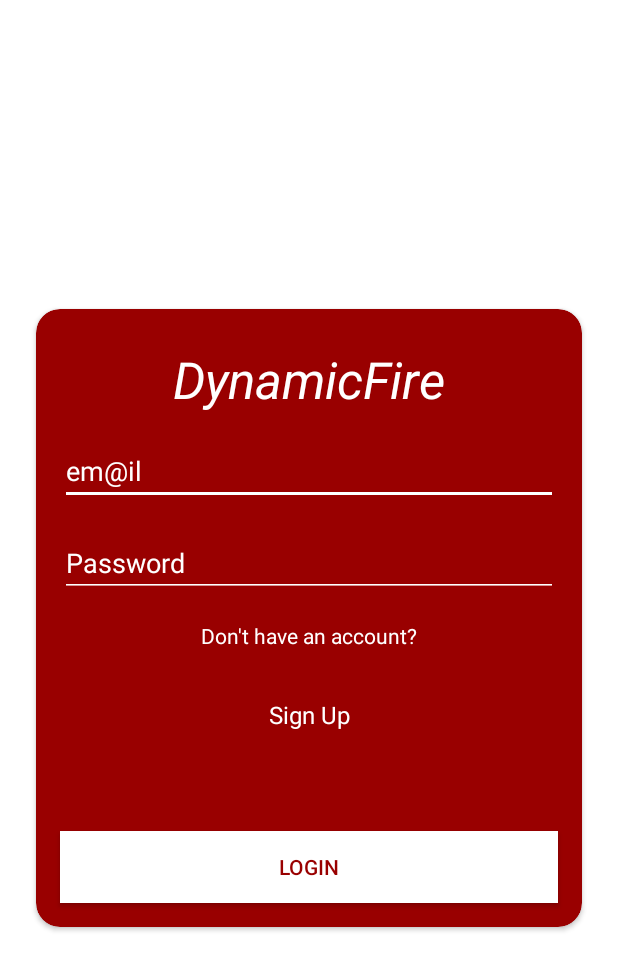
After one commit to Dalo-Chinkhwangwa-Prof/DynamicFire, an Android app: the LoginActiivty screen opened directly, with no data from a screen before it, on a phone screen of 412 x 824 dp. The commit adds this screen. Shown: the top 970 px of the screen. Run offline under Robolectric (Android 15) with nearby library versions, the phone set to English and light mode, and no system bars.

Commit message:
Image uploads with Firebase Storage

```diff
--- a/app/build.gradle
+++ b/app/build.gradle
@@ -59,6 +59,12 @@ dependencies {
     //ViewModels
     implementation "androidx.activity:activity-ktx:1.2.3"
 
+    //Glide
+    implementation "com.github.bumptech.glide:glide:4.12.0"
+    annotationProcessor "com.github.bumptech.glide:compiler:4.12.0"
+
+    implementation 'com.google.firebase:firebase-storage:20.0.0'
+
     testImplementation 'junit:junit:4.+'
     androidTestImplementation 'androidx.test.ext:junit:1.1.3'
     androidTestImplementation 'androidx.test.espresso:espresso-core:3.4.0'
--- a/app/src/main/java/com/dynamicdevz/dynamicfirebase/FirePost.kt
+++ b/app/src/main/java/com/dynamicdevz/dynamicfirebase/FirePost.kt
@@ -5,9 +5,9 @@ data class FirePost(
     var caption: String,
     var imageUrl: String,
     var userId: String,
-    var likes: Int
+    var likes: Int,
+    var location: String
 ){
-
-    constructor(): this("", "", "", "", 0)
+    constructor(): this("", "", "", "", 0, "")
 
 }
--- a/app/src/main/java/com/dynamicdevz/dynamicfirebase/FirePostAdapter.kt
+++ b/app/src/main/java/com/dynamicdevz/dynamicfirebase/FirePostAdapter.kt
@@ -1,19 +1,23 @@
 package com.dynamicdevz.dynamicfirebase
 
 import android.view.LayoutInflater
+import android.view.View
 import android.view.ViewGroup
 import androidx.recyclerview.widget.RecyclerView
+import com.bumptech.glide.Glide
+import com.bumptech.glide.request.RequestOptions
 import com.dynamicdevz.dynamicfirebase.databinding.PostItemLayoutBinding
 
-class FirePostAdapter: RecyclerView.Adapter<FirePostAdapter.FirePostViewHolder>() {
+class FirePostAdapter : RecyclerView.Adapter<FirePostAdapter.FirePostViewHolder>() {
 
-    inner class FirePostViewHolder(val binding: PostItemLayoutBinding): RecyclerView.ViewHolder(binding.root)
+    inner class FirePostViewHolder(val binding: PostItemLayoutBinding) :
+        RecyclerView.ViewHolder(binding.root)
 
     var fireList = listOf<FirePost>()
-    set(value) {
-        field = value
-        notifyDataSetChanged()
-    }
+        set(value) {
+            field = value
+            notifyDataSetChanged()
+        }
 
     override fun onCreateViewHolder(parent: ViewGroup, viewType: Int): FirePostViewHolder {
         val binding = PostItemLayoutBinding.inflate(
@@ -32,10 +36,13 @@ class FirePostAdapter: RecyclerView.Adapter<FirePostAdapter.FirePostViewHolder>(
         holder.binding.apply {
             captionTextview.text = post.caption
 
+            Glide.with(holder.itemView)
+                .applyDefaultRequestOptions(RequestOptions().centerCrop())
+                .load(post.imageUrl)
+                .into(pictureImageview)
+
+            pictureImageview.visibility = if(post.imageUrl.isEmpty()) View.GONE else View.VISIBLE
         }
-
-
     }
-
     override fun getItemCount(): Int = fireList.size
 }
--- /dev/null
+++ b/app/src/main/java/com/dynamicdevz/dynamicfirebase/LoginActiivty.kt
@@ -0,0 +1,11 @@
+package com.dynamicdevz.dynamicfirebase
+
+import androidx.appcompat.app.AppCompatActivity
+import android.os.Bundle
+
+class LoginActiivty : AppCompatActivity() {
+    override fun onCreate(savedInstanceState: Bundle?) {
+        super.onCreate(savedInstanceState)
+        setContentView(R.layout.activity_login_actiivty)
+    }
+}
--- a/app/src/main/java/com/dynamicdevz/dynamicfirebase/MainActivity.kt
+++ b/app/src/main/java/com/dynamicdevz/dynamicfirebase/MainActivity.kt
@@ -17,6 +17,7 @@ import android.provider.MediaStore
 import android.provider.Settings
 import android.util.Log
 import android.view.View
+import android.widget.Toast
 import androidx.activity.viewModels
 import androidx.core.app.ActivityCompat
 import androidx.core.content.ContextCompat
@@ -25,6 +26,9 @@ import com.google.firebase.database.DataSnapshot
 import com.google.firebase.database.DatabaseError
 import com.google.firebase.database.FirebaseDatabase
 import com.google.firebase.database.ValueEventListener
+import com.google.firebase.storage.FirebaseStorage
+import java.io.ByteArrayOutputStream
+import java.net.URI
 import java.text.SimpleDateFormat
 import java.util.*
 
@@ -39,11 +43,14 @@ class MainActivity : AppCompatActivity() {
 
     private lateinit var locationManager: LocationManager
 
+    private var imageUrl = ""
+
     private val locationListener = LocationListener {
         Log.d("TAG_X", "Current Location ${it.latitude}, ${it.longitude} ")
         viewModel.getLocationAddress(it)
     }
 
+    var location = ""
     override fun onCreate(savedInstanceState: Bundle?) {
         super.onCreate(savedInstanceState)
         binding = ActivityMainBinding.inflate(layoutInflater)
@@ -54,8 +61,8 @@ class MainActivity : AppCompatActivity() {
             binding.locationTv.visibility = View.VISIBLE
             it.results[0]?.let { r ->
                 binding.locationTv.text = r.formatted_address
+                location = r.formatted_address
             }
-
         })
 
 
@@ -70,6 +77,11 @@ class MainActivity : AppCompatActivity() {
 
         binding.uploadButton.setOnClickListener {
 
+
+            if(imageUrl.isEmpty()) {
+                Toast.makeText(this, "Please take a photo.", Toast.LENGTH_LONG).show()
+                return@setOnClickListener
+            }
             val timeStamp = Date()
             val sdf = SimpleDateFormat("MM/dd/yyyy", Locale.US)
 
@@ -78,9 +90,10 @@ class MainActivity : AppCompatActivity() {
             val firePost = FirePost(
                 sdf.format(timeStamp),
                 caption,
-                "1234566",
+                imageUrl,
                 "Kendy509",
-                123
+                0,
+                location
             )
 
             firebaseDatabase.reference.child("Posts")
@@ -120,7 +133,6 @@ class MainActivity : AppCompatActivity() {
             startActivity(intent)
         }
     }
-
 
     override fun onStart() {
         super.onStart()
@@ -206,6 +218,37 @@ class MainActivity : AppCompatActivity() {
             val bitmap = it.extras?.get("data") as Bitmap
             binding.uploadImageview.setImageBitmap(bitmap)
 
+            val timeStamp = SimpleDateFormat("HHmmss_MMyyyy", Locale.US).format(Date())
+
+            val storageReference = FirebaseStorage.getInstance().reference.child("uploads/${timeStamp}")
+
+            val byteOutputStream = ByteArrayOutputStream()
+            bitmap.compress(Bitmap.CompressFormat.JPEG, 100, byteOutputStream)
+
+            val uploadTask = storageReference.putBytes(byteOutputStream.toByteArray())
+            uploadTask.addOnCompleteListener{ task ->
+
+                if(task.isSuccessful){
+
+                    storageReference.downloadUrl.addOnCompleteListener { urlTask ->
+
+                        if(urlTask.isSuccessful){
+                            imageUrl = urlTask.result.toString()
+                            Log.d("TAG_X", imageUrl)
+                        } else {
+                            Log.d("TAG_X", "Failed to get the url : ${urlTask.exception?.localizedMessage}")
+                        }
+
+                    }
+
+
+                } else {
+                    Log.d("TAG_X", task.exception?.localizedMessage?:"Unknown..")
+                }
+
+
+            }
+
         }
 
     }
--- /dev/null
+++ b/app/src/main/res/layout/activity_login_actiivty.xml
@@ -0,0 +1,128 @@
+<?xml version="1.0" encoding="utf-8"?>
+<androidx.constraintlayout.widget.ConstraintLayout xmlns:android="http://schemas.android.com/apk/res/android"
+    xmlns:app="http://schemas.android.com/apk/res-auto"
+    xmlns:tools="http://schemas.android.com/tools"
+    android:layout_width="match_parent"
+    android:layout_height="match_parent"
+    tools:context=".LoginActiivty">
+
+    <androidx.constraintlayout.widget.Guideline
+        android:id="@+id/guideline2"
+        android:layout_width="wrap_content"
+        android:layout_height="wrap_content"
+        android:orientation="horizontal"
+        app:layout_constraintGuide_percent=".25" />
+
+    <androidx.constraintlayout.widget.Guideline
+        android:id="@+id/guideline3"
+        android:layout_width="wrap_content"
+        android:layout_height="wrap_content"
+        android:orientation="horizontal"
+        app:layout_constraintGuide_percent=".75" />
+
+    <androidx.cardview.widget.CardView
+        android:layout_width="0dp"
+        android:layout_height="0dp"
+        android:layout_marginHorizontal="24dp"
+        app:cardBackgroundColor="#990000"
+        app:cardCornerRadius="16dp"
+        app:cardElevation="2dp"
+        app:layout_constraintBottom_toTopOf="@+id/guideline3"
+        app:layout_constraintEnd_toEndOf="parent"
+        app:layout_constraintStart_toStartOf="parent"
+        app:layout_constraintTop_toTopOf="@+id/guideline2">
+
+        <androidx.constraintlayout.widget.ConstraintLayout
+            android:layout_width="match_parent"
+            android:layout_height="match_parent">
+
+            <TextView
+                android:id="@+id/login_title"
+                android:layout_width="wrap_content"
+                android:layout_height="wrap_content"
+                android:layout_margin="24dp"
+                android:text="DynamicFire"
+                android:textColor="@color/white"
+                android:textStyle="italic"
+                android:textSize="34sp"
+                app:layout_constraintEnd_toEndOf="parent"
+                app:layout_constraintStart_toStartOf="parent"
+                app:layout_constraintTop_toTopOf="parent" />
+
+            <EditText
+                android:id="@+id/email_edittext"
+                android:layout_width="0dp"
+                android:layout_height="wrap_content"
+                android:layout_margin="16dp"
+                android:hint="em@il"
+                android:backgroundTint="@color/white"
+                android:textColorHint="@color/white"
+                android:imeOptions="actionNext"
+                android:singleLine="true"
+                app:layout_constraintEnd_toEndOf="parent"
+                app:layout_constraintStart_toStartOf="parent"
+                app:layout_constraintTop_toBottomOf="@id/login_title" />
+
+            <EditText
+                android:id="@+id/password_edittext"
+                android:layout_width="0dp"
+                android:layout_height="wrap_content"
+                android:layout_margin="16dp"
+                android:hint="Password"
+                android:backgroundTint="@color/white"
+                android:textColorHint="@color/white"
+                android:imeOptions="actionDone"
+                android:inputType="textPassword"
+                android:singleLine="true"
+                app:layout_constraintEnd_toEndOf="parent"
+                app:layout_constraintStart_toStartOf="parent"
+                app:layout_constraintTop_toBottomOf="@id/email_edittext" />
+
+
+            <androidx.appcompat.widget.AppCompatButton
+                android:id="@+id/login_button"
+                android:layout_width="0dp"
+                android:layout_height="wrap_content"
+                android:layout_margin="16dp"
+                android:background="@color/white"
+                android:textColor="#990000"
+                android:text="Login"
+                app:layout_constraintBottom_toBottomOf="parent"
+                app:layout_constraintEnd_toEndOf="parent"
+                app:layout_constraintStart_toStartOf="parent" />
+
+            <TextView
+                android:id="@+id/no_account"
+                android:layout_width="wrap_content"
+                android:layout_height="wrap_content"
+                android:layout_margin="16dp"
+                android:text="Don't have an account?"
+                android:textColor="@color/white"
+                app:layout_constraintEnd_toEndOf="parent"
+                app:layout_constraintStart_toStartOf="parent"
+                app:layout_constraintTop_toBottomOf="@id/password_edittext" />
+
+
+            <TextView
+                android:id="@+id/signup_textview"
+                android:layout_width="wrap_content"
+                android:layout_height="wrap_content"
+                android:layout_margin="16dp"
+                android:padding="16dp"
+                android:text="Sign Up"
+                android:textColor="@color/white"
+                android:textSize="16sp"
+                app:layout_constraintEnd_toEndOf="parent"
+                app:layout_constraintStart_toStartOf="parent"
+                app:layout_constraintTop_toBottomOf="@id/no_account" />
+
+            <FrameLayout
+                android:id="@+id/signup_frame"
+                android:layout_width="match_parent"
+                android:layout_height="match_parent"
+                android:elevation="4dp" />
+
+        </androidx.constraintlayout.widget.ConstraintLayout>
+
+    </androidx.cardview.widget.CardView>
+</androidx.constraintlayout.widget.ConstraintLayout>
```
Also changed, not shown: app/src/main/AndroidManifest.xml (+5 -2 lines).
